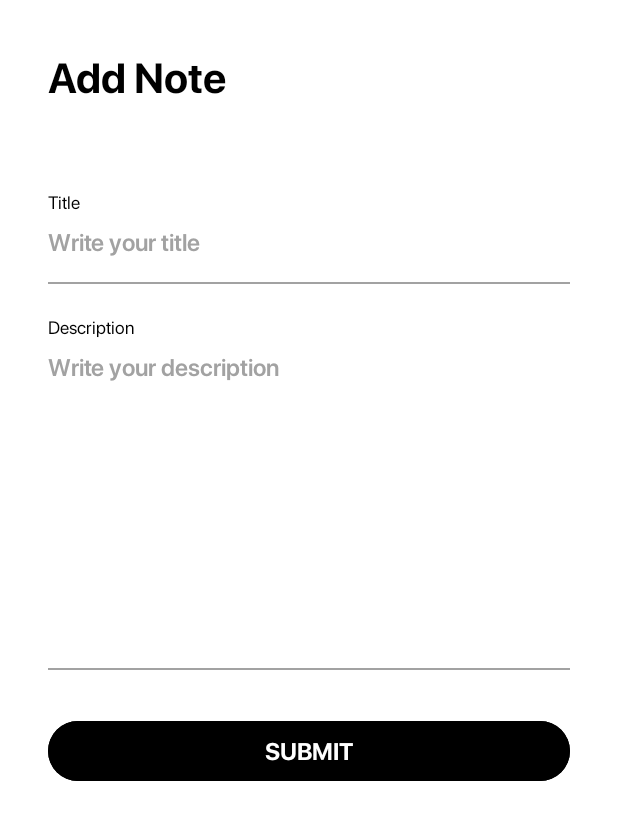
After one commit to Arpit123139/One-Note, an Android app: the NoteEditFragment screen opened through its navigation route, on a phone screen of 412 x 824 dp. The commit adds this screen. Shown: the top 820 px of the screen. Run offline under Robolectric (Android 15) with nearby library versions, the phone set to English and light mode, and no system bars; our stand-ins replace Dagger/Hilt's generated code; network calls fail.

Commit message:
Final Commit

```diff
--- /dev/null
+++ b/app/src/main/java/com/example/Note/NoteEditFragment.kt
@@ -0,0 +1,137 @@
+package com.example.Note
+
+import android.os.Bundle
+import android.util.Log
+import androidx.fragment.app.Fragment
+import android.view.LayoutInflater
+import android.view.View
+import android.view.ViewGroup
+import android.widget.Toast
+import androidx.core.view.isVisible
+import androidx.fragment.app.viewModels
+import androidx.lifecycle.Observer
+import androidx.navigation.fragment.findNavController
+import androidx.navigation.fragment.navArgs
+import com.example.models.NoteRequest
+import com.example.onenote.databinding.FragmentNoteBinding
+import com.example.onenote.databinding.FragmentNoteEditBinding
+import com.example.utils.NetworkResult
+import dagger.hilt.android.AndroidEntryPoint
+
+@AndroidEntryPoint
+class NoteEditFragment : Fragment() {
+
+
+    private lateinit var binding: FragmentNoteEditBinding
+    private  val NoteViewModel by viewModels<NoteViewModel>()
+    override fun onCreateView(
+        inflater: LayoutInflater, container: ViewGroup?,
+        savedInstanceState: Bundle?
+    ): View? {
+        // Inflate the layout for this fragment
+        binding=FragmentNoteEditBinding.inflate(layoutInflater)
+        return binding.root
+    }
+
+    override fun onViewCreated(view: View, savedInstanceState: Bundle?) {
+        val safeargs:NoteEditFragmentArgs by navArgs()
+        val title:String?=safeargs.title
+        val desc:String?=safeargs.description
+        val id:String?=safeargs.id
+        var editNote=true
+
+        if(title==null && desc==null && id==null){
+            binding.addEditText.text="Add Note"
+            binding.btnDelete.isVisible=false
+            editNote=false
+        }else{
+            binding.txtTitle.setText(title)
+            binding.txtDescription.setText(desc)
+        }
+
+        binding.btnSubmit.setOnClickListener {
+
+            if(!editNote){
+                val title1=binding.txtTitle.text.toString()
+                val desc1=binding.txtDescription.text.toString()
+
+                createNote(NoteRequest(desc1,title1))
+            }
+            else{
+                val title1=binding.txtTitle.text.toString()
+                val desc1=binding.txtDescription.text.toString()
+                updateNote(id!!,NoteRequest(desc1,title1))
+            }
+        }
+
+        if(binding.btnDelete.isVisible){
+            binding.btnDelete.setOnClickListener {
+                deleteNote(id!!)
+            }
+        }
+
+
+
+        super.onViewCreated(view, savedInstanceState)
+    }
+
+    fun createNote(noteRequest: NoteRequest){
+
+        NoteViewModel.createNote(noteRequest)
+        NoteViewModel.statusLive.observe(viewLifecycleOwner, Observer {
+
+            when(it){
+
+                is NetworkResult.Success->{
+                    Toast.makeText(requireContext(),"New Note Created",Toast.LENGTH_SHORT).show()
+                    val action=NoteEditFragmentDirections.actionNoteEditFragmentToNoteFragment()
+                    findNavController().navigate(action)
+                }
+                is NetworkResult.Error -> {
+//                    binding.txtError.text=it.message
+                }
+                is NetworkResult.Loading -> {
+                   // binding.progressBar.isVisible=true
+                }
+            }
+        })
+    }
+
+    fun updateNote(id:String,noteRequest: NoteRequest){
+
+        NoteViewModel.updateNode(id,noteRequest)
+
+        NoteViewModel.statusLive.observe(viewLifecycleOwner, Observer {
+            when(it){
+
+                is NetworkResult.Success->{
+                    Toast.makeText(requireContext(),"Note Got Updated",Toast.LENGTH_SHORT).show()
+                    val action=NoteEditFragmentDirections.actionNoteEditFragmentToNoteFragment()
+                    findNavController().navigate(action)
+                }
+                is NetworkResult.Error -> {}
+                is NetworkResult.Loading -> {}
+            }
+        })
+    }
+
+    fun deleteNote(id:String){
+        NoteViewModel.deleteNode(id)
+
+        NoteViewModel.statusLive.observe(viewLifecycleOwner, Observer {
+            when(it){
+
+                is NetworkResult.Success->{
+                    Toast.makeText(requireContext(),"Note Got Deleted",Toast.LENGTH_SHORT).show()
+                    val action=NoteEditFragmentDirections.actionNoteEditFragmentToNoteFragment()
+                    findNavController().navigate(action)
+                }
+                is NetworkResult.Error -> {}
+                is NetworkResult.Loading -> {}
+            }
+        })
+
+    }
+
+
+}
--- /dev/null
+++ b/app/src/main/res/drawable/ic_delete.xml
@@ -0,0 +1,7 @@
+<vector xmlns:tools="http://schemas.android.com/tools"
+    android:height="24dp" android:tint="#000000"
+    android:viewportHeight="24" android:viewportWidth="24"
+    android:width="24dp" xmlns:android="http://schemas.android.com/apk/res/android"
+    tools:ignore="MissingDefaultResource">
+    <path android:fillColor="@android:color/white" android:pathData="M6,19c0,1.1 0.9,2 2,2h8c1.1,0 2,-0.9 2,-2V7H6v12zM19,4h-3.5l-1,-1h-5l-1,1H5v2h14V4z"/>
+</vector>
--- /dev/null
+++ b/app/src/main/res/layout/fragment_note_edit.xml
@@ -0,0 +1,119 @@
+<?xml version="1.0" encoding="utf-8"?>
+<androidx.constraintlayout.widget.ConstraintLayout xmlns:android="http://schemas.android.com/apk/res/android"
+    xmlns:app="http://schemas.android.com/apk/res-auto"
+    xmlns:tools="http://schemas.android.com/tools"
+    android:layout_width="match_parent"
+    android:layout_height="match_parent">
+
+    <TextView
+        android:id="@+id/add_edit_text"
+        android:layout_width="match_parent"
+        android:layout_height="wrap_content"
+        android:layout_marginStart="32dp"
+        android:layout_marginTop="32dp"
+        android:layout_marginEnd="16dp"
+        android:fontFamily="@font/sf_pro_display_bold"
+        android:text="Edit Note"
+        android:textColor="@color/black"
+        android:textSize="28sp"
+        app:layout_constraintEnd_toEndOf="parent"
+        app:layout_constraintStart_toStartOf="parent"
+        app:layout_constraintTop_toTopOf="parent" />
+
+    <ImageView
+        android:id="@+id/btn_delete"
+        android:layout_width="32dp"
+        android:layout_height="32dp"
+        android:layout_marginTop="32dp"
+        android:layout_marginRight="16dp"
+        android:src="@drawable/ic_delete"
+        app:layout_constraintEnd_toEndOf="@+id/add_edit_text"
+        app:layout_constraintTop_toTopOf="parent"
+        app:tint="@color/black" />
+
+    <LinearLayout
+        android:layout_width="0dp"
+        android:layout_height="0dp"
+        android:layout_marginLeft="32dp"
+        android:layout_marginTop="32dp"
+        android:layout_marginRight="32dp"
+        android:orientation="vertical"
+        app:layout_constraintBottom_toBottomOf="parent"
+        app:layout_constraintEnd_toEndOf="parent"
+        app:layout_constraintStart_toStartOf="parent"
+        app:layout_constraintTop_toBottomOf="@+id/add_edit_text">
+
+        <TextView
+            android:layout_width="wrap_content"
+            android:layout_height="wrap_content"
+            android:layout_marginTop="24dp"
+            android:fontFamily="@font/sf_pro_display_regular"
+            android:text="@string/note_title"
+            android:textColor="@color/black"
+            android:textSize="12sp" />
+
+        <EditText
+            android:id="@+id/txt_title"
+            android:layout_width="match_parent"
+            android:layout_height="wrap_content"
+            android:layout_marginTop="7dp"
+            android:background="@android:color/transparent"
+            android:fontFamily="@font/sf_pro_display_semibold"
+            android:hint="@string/txt_title_hint"
+            android:textColor="@color/black"
+            android:textColorHint="@color/light_gray"
+            android:textSize="16sp" />
+
+        <View
+            android:layout_width="match_parent"
+            android:layout_height="1dp"
+            android:layout_marginTop="16dp"
+            android:background="@color/light_gray" />
+
+        <TextView
+            android:layout_width="wrap_content"
+            android:layout_height="wrap_content"
+            android:layout_marginTop="20dp"
+            android:fontFamily="@font/sf_pro_display_regular"
+            android:text="@string/txt_description"
+            android:textColor="@color/black"
+            android:textSize="12sp" />
+
+        <EditText
+            android:id="@+id/txt_description"
+            android:layout_width="match_parent"
+            android:layout_height="wrap_content"
+            android:layout_marginTop="7dp"
+            android:background="@android:color/transparent"
+            android:fontFamily="@font/sf_pro_display_semibold"
+            android:gravity="top|start"
+            android:hint="@string/txt_description_hint"
+            android:inputType="textMultiLine"
+            android:lines="10"
+            android:scrollHorizontally="false"
+            android:scrollbars="vertical"
+            android:textColor="@color/black"
+            android:textColorHint="@color/light_gray"
+            android:textSize="16sp" />
+
+        <View
+            android:layout_width="match_parent"
+            android:layout_height="1dp"
+            android:layout_marginTop="16dp"
+            android:background="@color/light_gray" />
+
+        <Button
+            android:id="@+id/btn_submit"
+            style="@style/Widget.Material3.Button"
+            android:layout_width="match_parent"
+            android:layout_height="wrap_content"
+            android:layout_marginTop="30dp"
+            android:backgroundTint="@color/black"
+            android:fontFamily="@font/sf_pro_display_bold"
+            android:text="@string/txt_submit"
+            android:textAllCaps="true"
+            android:textColor="@color/white"
+            android:textSize="16sp" />
+    </LinearLayout>
+
+</androidx.constraintlayout.widget.ConstraintLayout>
--- a/app/src/main/res/navigation/navigation.xml
+++ b/app/src/main/res/navigation/navigation.xml
@@ -38,5 +38,29 @@
         android:name="com.example.Note.NoteFragment"
         android:label="fragment_note"
         tools:layout="@layout/fragment_note" >
+        <action
+            android:id="@+id/action_noteFragment_to_noteEditFragment"
+            app:destination="@id/noteEditFragment" />
+    </fragment>
+    <fragment
+        android:id="@+id/noteEditFragment"
+        android:name="com.example.Note.NoteEditFragment"
+        android:label="fragment_note_edit"
+        tools:layout="@layout/fragment_note_edit" >
+        <argument
+            android:name="title"
+            app:argType="string"
+            app:nullable="true" />
+        <argument
+            android:name="description"
+            app:argType="string"
+            app:nullable="true" />
+        <argument
+            android:name="id"
+            app:argType="string"
+            app:nullable="true" />
+        <action
+            android:id="@+id/action_noteEditFragment_to_noteFragment"
+            app:destination="@id/noteFragment" />
     </fragment>
 </navigation>
```
Also changed, not shown: app/src/main/java/com/example/Note/NoteFragment.kt (+12 -2 lines), app/src/main/java/com/example/Note/NoteRepository.kt (+14 -0 lines), app/src/main/java/com/example/Note/NoteViewModel.kt (+46 -5 lines), app/src/main/java/com/example/Note/NotesAdapter.kt (+7 -1 lines), app/src/main/java/com/example/api/NotesApi.kt (+4 -3 lines).
